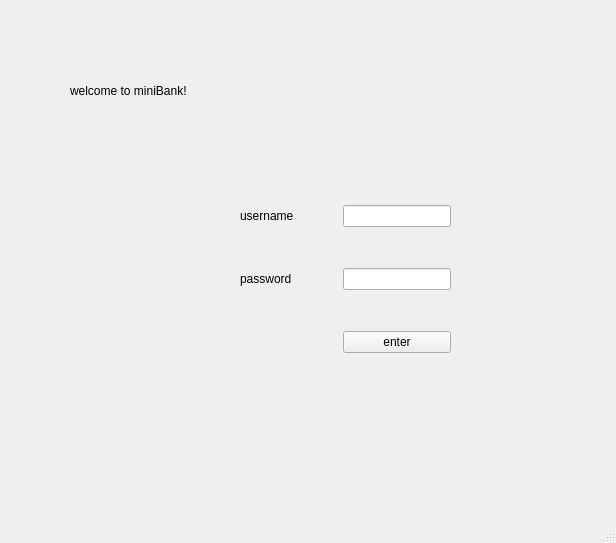
This is miniBank/ui/mainPage.ui in Alir3zaRaisi/Bank_Database as Qt 5 draws it before an edit. The edited form follows.
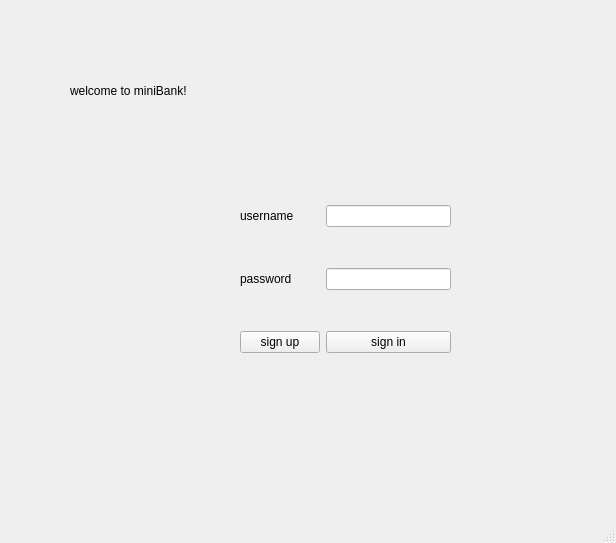
This is the edited form.

```diff
--- a/miniBank/ui/mainPage.ui
+++ b/miniBank/ui/mainPage.ui
@@ -24,23 +24,30 @@
      </rect>
     </property>
     <layout class="QGridLayout" name="gridLayout">
+     <item row="3" column="1">
+      <widget class="QLineEdit" name="user_led"/>
+     </item>
      <item row="6" column="0">
       <layout class="QHBoxLayout" name="horizontalLayout">
        <item>
-        <spacer name="horizontalSpacer">
-         <property name="orientation">
-          <enum>Qt::Horizontal</enum>
+        <widget class="QPushButton" name="sign_up_pbn">
+         <property name="text">
+          <string>sign up</string>
          </property>
-         <property name="sizeHint" stdset="0">
-          <size>
-           <width>40</width>
-           <height>20</height>
-          </size>
-         </property>
-        </spacer>
+        </widget>
        </item>
       </layout>
      </item>
+     <item row="5" column="1">
+      <widget class="QLineEdit" name="password_led"/>
+     </item>
+     <item row="6" column="1">
+      <widget class="QPushButton" name="enter_pbn">
+       <property name="text">
+        <string>sign in</string>
+       </property>
+      </widget>
+     </item>
      <item row="3" column="0">
       <widget class="QLabel" name="user_lbl">
        <property name="text">
@@ -48,12 +55,6 @@
        </property>
       </widget>
      </item>
-     <item row="5" column="1">
-      <widget class="QLineEdit" name="password_led"/>
-     </item>
-     <item row="3" column="1">
-      <widget class="QLineEdit" name="user_led"/>
-     </item>
      <item row="5" column="0">
       <widget class="QLabel" name="password_lbl">
        <property name="text">
@@ -61,13 +62,6 @@
        </property>
       </widget>
      </item>
-     <item row="6" column="1">
-      <widget class="QPushButton" name="enter_pbn">
-       <property name="text">
-        <string>enter</string>
-       </property>
-      </widget>
-     </item>
     </layout>
    </widget>
    <widget class="QLabel" name="welcome_lbl">
```
